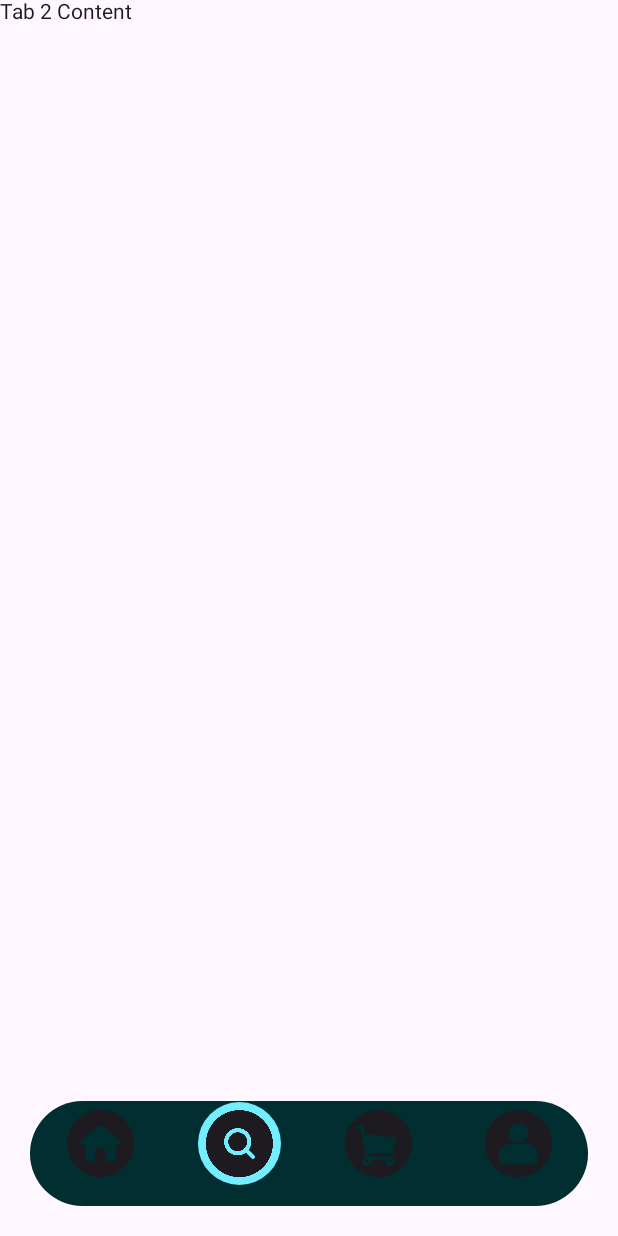
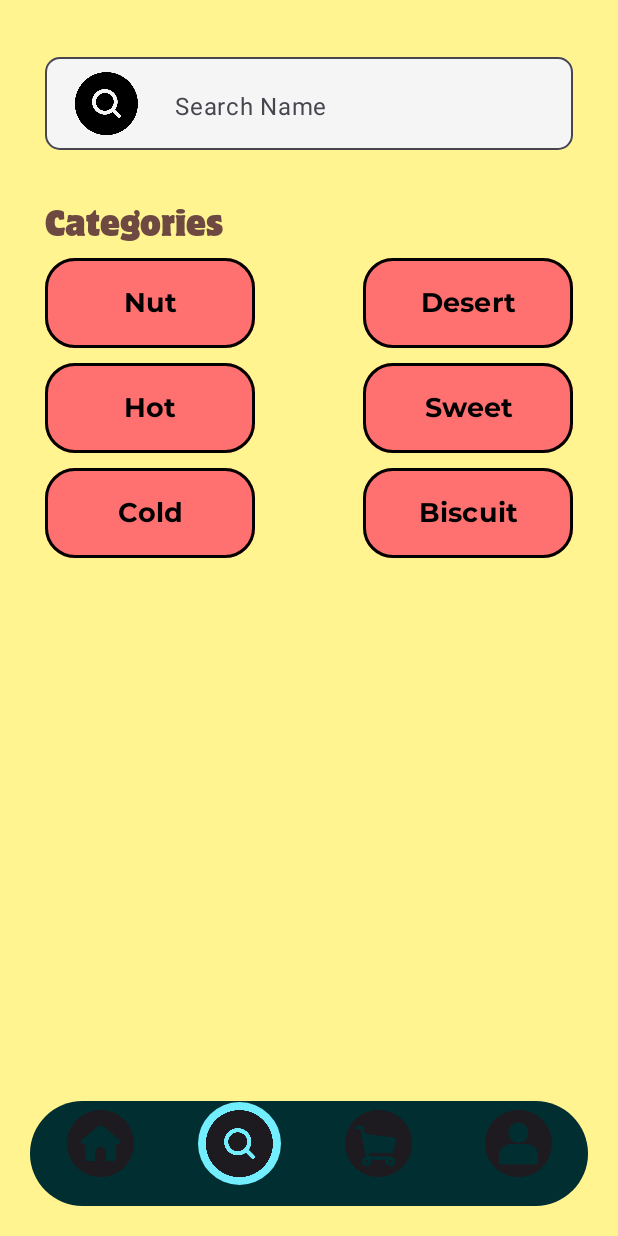
Before and after one commit to mdhanush11923/Snack-Squad, an Android app built with Jetpack Compose: the SearchScreen screen opened through its navigation route, on a phone screen of 412 x 824 dp. Run offline under Robolectric (Android 15) with nearby library versions, the phone set to English and light mode, and no system bars; our stand-ins replace accompanist.

Commit message:
start project

```diff
--- a/app/src/main/java/com/example/snacksquad/FoodScreen.kt
+++ b/app/src/main/java/com/example/snacksquad/FoodScreen.kt
@@ -203,7 +203,7 @@ fun FoodScreen(navController: NavController, sharedViewModel: SharedViewModel) {
             modifier = Modifier
                 .clip(CircleShape)
                 .size(180.dp)
-                .background(Color.Black),
+                .background(Color.White),
             contentAlignment = Alignment.Center
         ) {
             Image(
--- a/app/src/main/java/com/example/snacksquad/NavGraph.kt
+++ b/app/src/main/java/com/example/snacksquad/NavGraph.kt
@@ -28,6 +28,7 @@ fun SetStatusBarColor(color: Color) {
             .background(color)
     )
 }
+
 @Composable
 fun SetupNavGraph(
     navController: NavHostController
@@ -78,7 +79,7 @@ fun SetupNavGraph(
         }
 
         composable(route = Screens.Search.route) {
-            Text("Tab 2 Content", modifier = Modifier.fillMaxSize())
+            SearchScreen(navController = navController, sharedViewModel = sharedViewModel)
         }
 
         composable(route = Screens.Cart.route) {
@@ -90,7 +91,7 @@ fun SetupNavGraph(
         }
 
         composable(route = Screens.Blank.route) {
-            Text("Tab 3 Content", modifier = Modifier.fillMaxSize())
+            Text("No Content", modifier = Modifier.fillMaxSize())
         }
     }
 }
--- /dev/null
+++ b/app/src/main/java/com/example/snacksquad/SearchScreen.kt
@@ -0,0 +1,304 @@
+package com.example.snacksquad
+
+import androidx.compose.foundation.BorderStroke
+import androidx.compose.foundation.Image
+import androidx.compose.foundation.background
+import androidx.compose.foundation.layout.*
+import androidx.compose.foundation.shape.RoundedCornerShape
+import androidx.compose.material.*
+import androidx.compose.material3.ButtonDefaults
+import androidx.compose.material3.ExperimentalMaterial3Api
+import androidx.compose.material3.TextFieldDefaults
+import androidx.compose.runtime.Composable
+import androidx.compose.runtime.getValue
+import androidx.compose.runtime.mutableStateOf
+import androidx.compose.runtime.remember
+import androidx.compose.runtime.setValue
+import androidx.compose.ui.Alignment
+import androidx.compose.ui.Alignment.Companion.CenterHorizontally
+import androidx.compose.ui.Modifier
+import androidx.compose.ui.graphics.Color
+import androidx.compose.ui.modifier.modifierLocalConsumer
+import androidx.compose.ui.res.painterResource
+import androidx.compose.ui.text.TextStyle
+import androidx.compose.ui.text.font.Font
+import androidx.compose.ui.text.font.FontFamily
+import androidx.compose.ui.text.style.TextAlign
+import androidx.compose.ui.unit.dp
+import androidx.compose.ui.unit.sp
+import androidx.navigation.NavController
+
+@OptIn(ExperimentalMaterial3Api::class)
+@Composable
+fun SearchScreen(navController: NavController, sharedViewModel: SharedViewModel) {
+    var searchName by remember { mutableStateOf("") }
+    var isErrorInSearch = false
+    var fieldShape = RoundedCornerShape(10.dp)
+
+    Box(
+        modifier = Modifier
+            .fillMaxSize()
+            .background(Color(0xFFFFF48F))
+            .padding(30.dp)
+    ) {
+        Column {
+            androidx.compose.material3.OutlinedTextField(
+                value = searchName,
+
+                onValueChange = {
+                    searchName = it
+                    isErrorInSearch = it.isEmpty()
+                },
+
+                shape = fieldShape,
+
+                label = { androidx.compose.material3.Text(text = "Search Name", textAlign = TextAlign.Center, modifier = Modifier.padding(top = 5.dp)) },
+
+                modifier = Modifier
+                    .fillMaxWidth()
+                    .height(70.dp),
+
+                textStyle = TextStyle(
+                    fontFamily = FontFamily(
+                        Font(R.font.montserrat_semibold)
+                    )
+                ),
+
+                colors = TextFieldDefaults.textFieldColors(
+                    containerColor = Color(0xFFF5F5F5),
+                    cursorColor = Color.Black,
+                    focusedIndicatorColor = Color.Black,
+                    focusedLabelColor = Color.Black
+                ),
+
+                supportingText = {
+                    if (isErrorInSearch) {
+                        androidx.compose.material3.Text(text = "Fill it")
+                    }
+                },
+
+                isError = isErrorInSearch,
+
+                leadingIcon = {
+                    Box(modifier = Modifier.padding(vertical = 10.dp, horizontal = 20.dp)) {
+                        Image(painter = painterResource(id = R.drawable.search), contentDescription = "")
+                    }
+                }
+            )
+
+            Spacer(modifier = Modifier.height(40.dp))
+
+            androidx.compose.material3.Text(
+                text = "Categories",
+                textAlign = TextAlign.Center,
+                fontFamily = FontFamily(Font(R.font.mottersemico)),
+                fontSize = 22.sp,
+                color = Color(0xff6E4942),
+            )
+
+            Row(
+                modifier = Modifier.fillMaxWidth(),
+                horizontalArrangement = Arrangement.SpaceBetween
+            ) {
+                Box(
+                    modifier = Modifier
+                        .padding(top = 10.dp)
+                        .width(140.dp)
+                ) {
+                    androidx.compose.material3.Button(
+                        onClick = {
+                            navController.navigate(route = Screens.Registration3.route)
+                        },
+                        shape = RoundedCornerShape(20.dp),
+                        modifier = Modifier
+                            .align(alignment = Alignment.BottomCenter)
+                            .fillMaxWidth()
+                            .height(60.dp),
+                        colors = ButtonDefaults.outlinedButtonColors(
+                            containerColor = Color(0xffFF7070),
+                            contentColor = Color.Black
+                        ),
+                        border = BorderStroke(width = 2.dp, color = Color.Black)
+
+                    ) {
+                        androidx.compose.material3.Text(
+                            text = "Nut",
+                            fontFamily = FontFamily(
+                                Font(R.font.montserrat_bold)
+                            ),
+                            fontSize = 18.sp,
+                            textAlign = TextAlign.Center
+                        )
+                    }
+                }
+                Box(
+                    modifier = Modifier
+                        .padding(top = 10.dp)
+                        .width(140.dp)
+                ) {
+                    androidx.compose.material3.Button(
+                        onClick = {
+                            navController.navigate(route = Screens.Registration3.route)
+                        },
+                        shape = RoundedCornerShape(20.dp),
+                        modifier = Modifier
+                            .align(alignment = Alignment.BottomCenter)
+                            .fillMaxWidth()
+                            .height(60.dp),
+                        colors = ButtonDefaults.outlinedButtonColors(
+                            containerColor = Color(0xffFF7070),
+                            contentColor = Color.Black
+                        ),
+                        border = BorderStroke(width = 2.dp, color = Color.Black)
+
+                    ) {
+                        androidx.compose.material3.Text(
+                            text = "Desert",
+                            fontFamily = FontFamily(
+                                Font(R.font.montserrat_bold)
+                            ),
+                            fontSize = 18.sp,
+                            textAlign = TextAlign.Center
+                        )
+                    }
+                }
+            }
+
+            Row(
+                modifier = Modifier.fillMaxWidth(),
+                horizontalArrangement = Arrangement.SpaceBetween
+            ) {
+                Box(
+                    modifier = Modifier
+                        .padding(top = 10.dp)
+                        .width(140.dp)
+                ) {
+                    androidx.compose.material3.Button(
+                        onClick = {
+                            navController.navigate(route = Screens.Registration3.route)
+                        },
+                        shape = RoundedCornerShape(20.dp),
+                        modifier = Modifier
+                            .align(alignment = Alignment.BottomCenter)
+                            .fillMaxWidth()
+                            .height(60.dp),
+                        colors = ButtonDefaults.outlinedButtonColors(
+                            containerColor = Color(0xffFF7070),
+                            contentColor = Color.Black
+                        ),
+                        border = BorderStroke(width = 2.dp, color = Color.Black)
+
+                    ) {
+                        androidx.compose.material3.Text(
+                            text = "Hot",
+                            fontFamily = FontFamily(
+                                Font(R.font.montserrat_bold)
+                            ),
+                            fontSize = 18.sp,
+                            textAlign = TextAlign.Center
+                        )
+                    }
+                }
+                Box(
+                    modifier = Modifier
+                        .padding(top = 10.dp)
+                        .width(140.dp)
+                ) {
+                    androidx.compose.material3.Button(
+                        onClick = {
+                            navController.navigate(route = Screens.Registration3.route)
+                        },
+                        shape = RoundedCornerShape(20.dp),
+                        modifier = Modifier
+                            .align(alignment = Alignment.BottomCenter)
+                            .fillMaxWidth()
+                            .height(60.dp),
+                        colors = ButtonDefaults.outlinedButtonColors(
+                            containerColor = Color(0xffFF7070),
+                            contentColor = Color.Black
+                        ),
+                        border = BorderStroke(width = 2.dp, color = Color.Black)
+
+                    ) {
+                        androidx.compose.material3.Text(
+                            text = "Sweet",
+                            fontFamily = FontFamily(
+                                Font(R.font.montserrat_bold)
+                            ),
+                            fontSize = 18.sp,
+                            textAlign = TextAlign.Center
+                        )
+                    }
+                }
+            }
+
+            Row(
+                modifier = Modifier.fillMaxWidth(),
+                horizontalArrangement = Arrangement.SpaceBetween
+            ) {
+                Box(
+                    modifier = Modifier
+                        .padding(top = 10.dp)
+                        .width(140.dp)
+                ) {
+                    androidx.compose.material3.Button(
+                        onClick = {
+                            navController.navigate(route = Screens.Registration3.route)
+                        },
+                        shape = RoundedCornerShape(20.dp),
+                        modifier = Modifier
+                            .align(alignment = Alignment.BottomCenter)
+                            .fillMaxWidth()
+                            .height(60.dp),
+                        colors = ButtonDefaults.outlinedButtonColors(
+                            containerColor = Color(0xffFF7070),
+                            contentColor = Color.Black
+                        ),
+                        border = BorderStroke(width = 2.dp, color = Color.Black)
+
+                    ) {
+                        androidx.compose.material3.Text(
+                            text = "Cold",
+                            fontFamily = FontFamily(
+                                Font(R.font.montserrat_bold)
+                            ),
+                            fontSize = 18.sp,
+                            textAlign = TextAlign.Center
+                        )
+                    }
+                }
+                Box(
+                    modifier = Modifier
+                        .padding(top = 10.dp)
+                        .width(140.dp)
+                ) {
+                    androidx.compose.material3.Button(
+                        onClick = {
+                            navController.navigate(route = Screens.Registration3.route)
+                        },
+                        shape = RoundedCornerShape(20.dp),
+                        modifier = Modifier
+                            .align(alignment = Alignment.BottomCenter)
+                            .fillMaxWidth()
+                            .height(60.dp),
+                        colors = ButtonDefaults.outlinedButtonColors(
+                            containerColor = Color(0xffFF7070),
+                            contentColor = Color.Black
+                        ),
+                        border = BorderStroke(width = 2.dp, color = Color.Black)
+
+                    ) {
+                        androidx.compose.material3.Text(
+                            text = "Biscuit",
+                            fontFamily = FontFamily(
+                                Font(R.font.montserrat_bold)
+                            ),
+                            fontSize = 18.sp,
+                            textAlign = TextAlign.Center
+                        )
+                    }
+                }
+            }
+        }
+    }
+}
```
